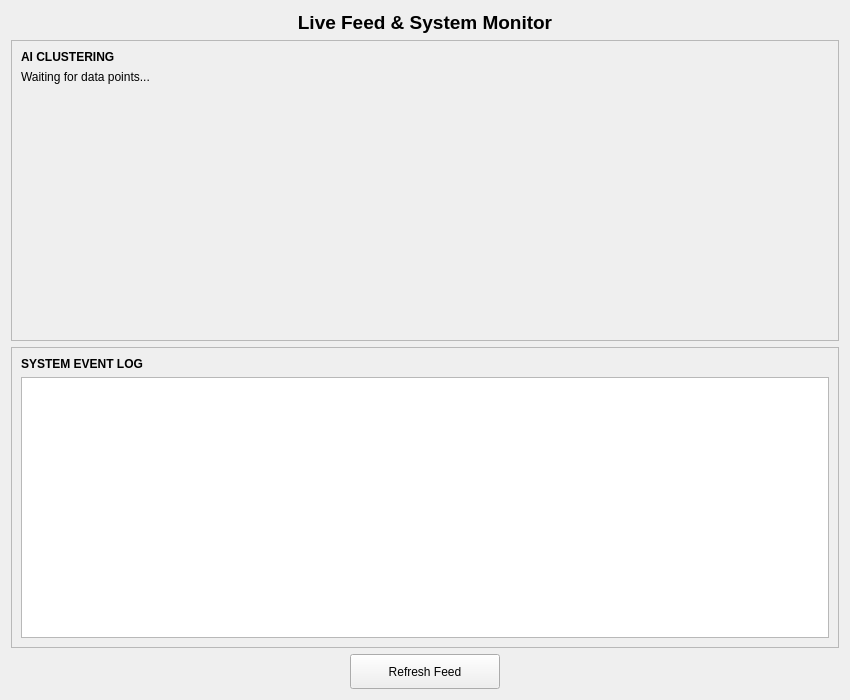
The window that admin_panel/views/ui/LiveFeedView.ui (Magdalena52772/Booktrack) describes before a commit, drawn with Qt 5.
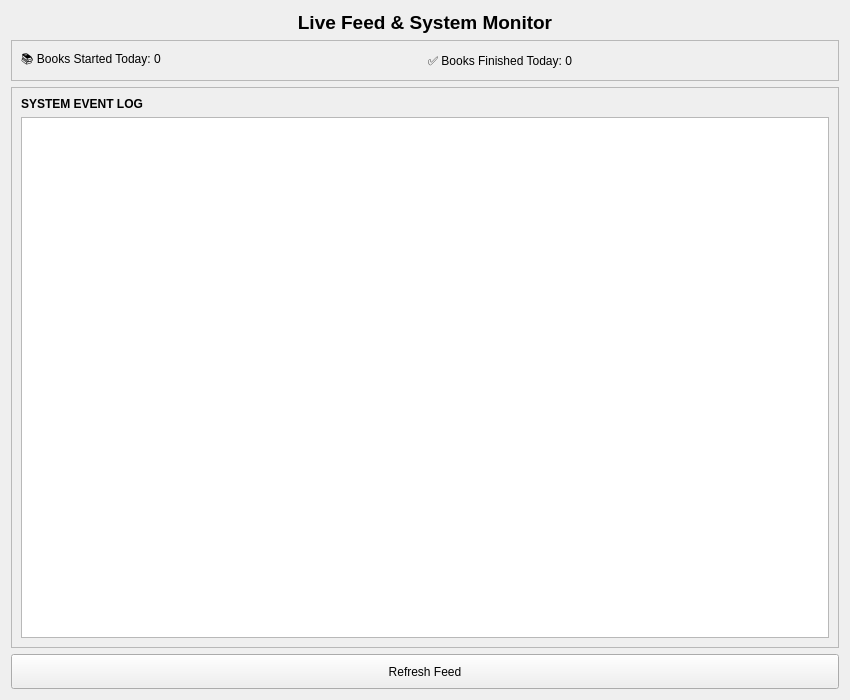
The same window after the commit. Icons and pictures are not drawn.

Commit message: feat(admin): add clustering and live feed metrics

```diff
--- a/admin_panel/views/ui/LiveFeedView.ui
+++ b/admin_panel/views/ui/LiveFeedView.ui
@@ -28,52 +28,27 @@
     </widget>
    </item>
    <item>
-    <layout class="QVBoxLayout" name="verticalLayout">
-     <item>
-      <widget class="QFrame" name="frame_clusters">
+    <widget class="QFrame" name="frame_metrics">
        <property name="frameShape">
         <enum>QFrame::Shape::StyledPanel</enum>
        </property>
-       <layout class="QVBoxLayout" name="v4">
+     <layout class="QHBoxLayout" name="metricsLayout">
         <item>
-         <widget class="QLabel" name="lbl_cluster_title">
-          <property name="font">
-           <font>
-            <bold>true</bold>
-           </font>
-          </property>
+       <widget class="QLabel" name="lbl_books_started_title">
           <property name="text">
-           <string>AI CLUSTERING</string>
+         <string>📚 Books Started Today: 0</string>
           </property>
          </widget>
         </item>
         <item>
-         <widget class="QLabel" name="lbl_cluster_info">
+       <widget class="QLabel" name="lbl_books_finished_title">
           <property name="text">
-           <string>Waiting for data points...</string>
-          </property>
-          <property name="wordWrap">
-           <bool>true</bool>
-          </property>
-         </widget>
-        </item>
-        <item>
-         <spacer name="s1">
-          <property name="orientation">
-           <enum>Qt::Orientation::Vertical</enum>
-          </property>
-          <property name="sizeHint" stdset="0">
-           <size>
-            <width>0</width>
-            <height>0</height>
-           </size>
-          </property>
-         </spacer>
-        </item>
-       </layout>
-      </widget>
-     </item>
-    </layout>
+         <string>✅ Books Finished Today: 0</string>
+        </property>
+       </widget>
+      </item>
+     </layout>
+    </widget>
    </item>
    <item>
     <widget class="QFrame" name="frame_events">
@@ -105,19 +80,6 @@
    </item>
    <item>
     <layout class="QHBoxLayout" name="buttonLayout">
-     <item>
-      <spacer name="s2">
-       <property name="orientation">
-        <enum>Qt::Orientation::Horizontal</enum>
-       </property>
-       <property name="sizeHint" stdset="0">
-        <size>
-         <width>0</width>
-         <height>0</height>
-        </size>
-       </property>
-      </spacer>
-     </item>
      <item>
       <widget class="QPushButton" name="btn_refresh_live">
        <property name="minimumSize">
@@ -135,19 +97,6 @@
        </property>
       </widget>
      </item>
-     <item>
-      <spacer name="s3">
-       <property name="orientation">
-        <enum>Qt::Orientation::Horizontal</enum>
-       </property>
-       <property name="sizeHint" stdset="0">
-        <size>
-         <width>0</width>
-         <height>0</height>
-        </size>
-       </property>
-      </spacer>
-     </item>
     </layout>
    </item>
   </layout>
```
Left out of the diff: 5 changed lines with no effect on the pictures. Lines whose indentation alone changed are shown as unchanged. The commit also changes 10 other files.
